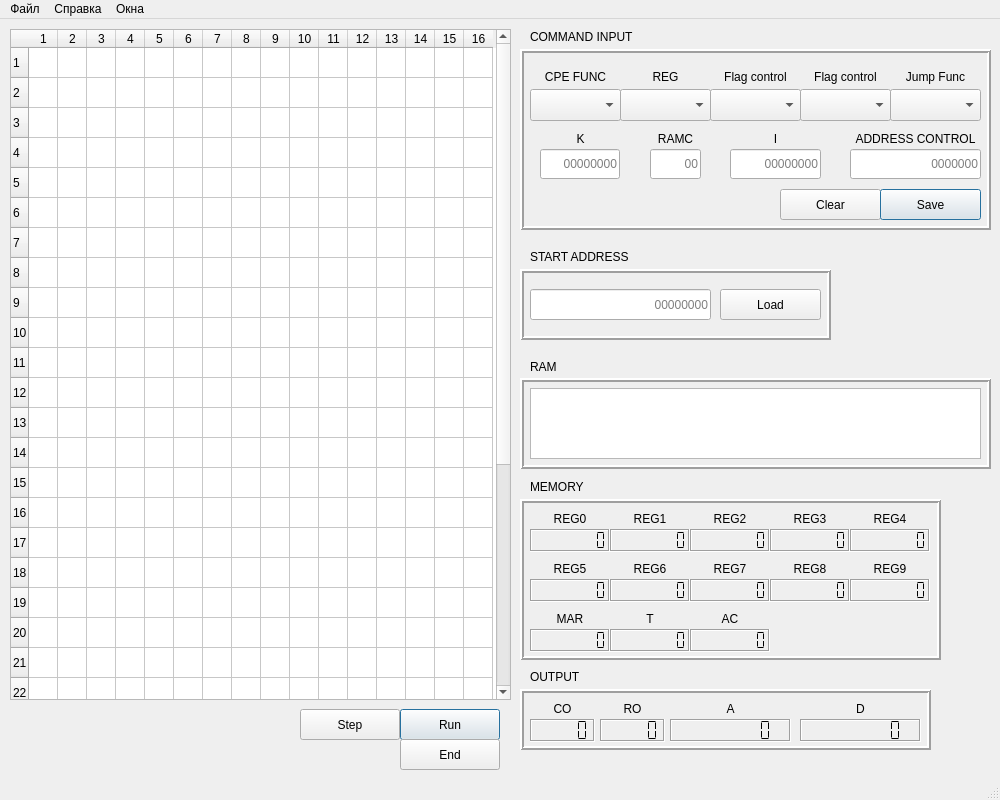
The window that MT589/mainwindow.ui (devborz/mt589-simulator) describes before a commit, drawn with Qt 5.
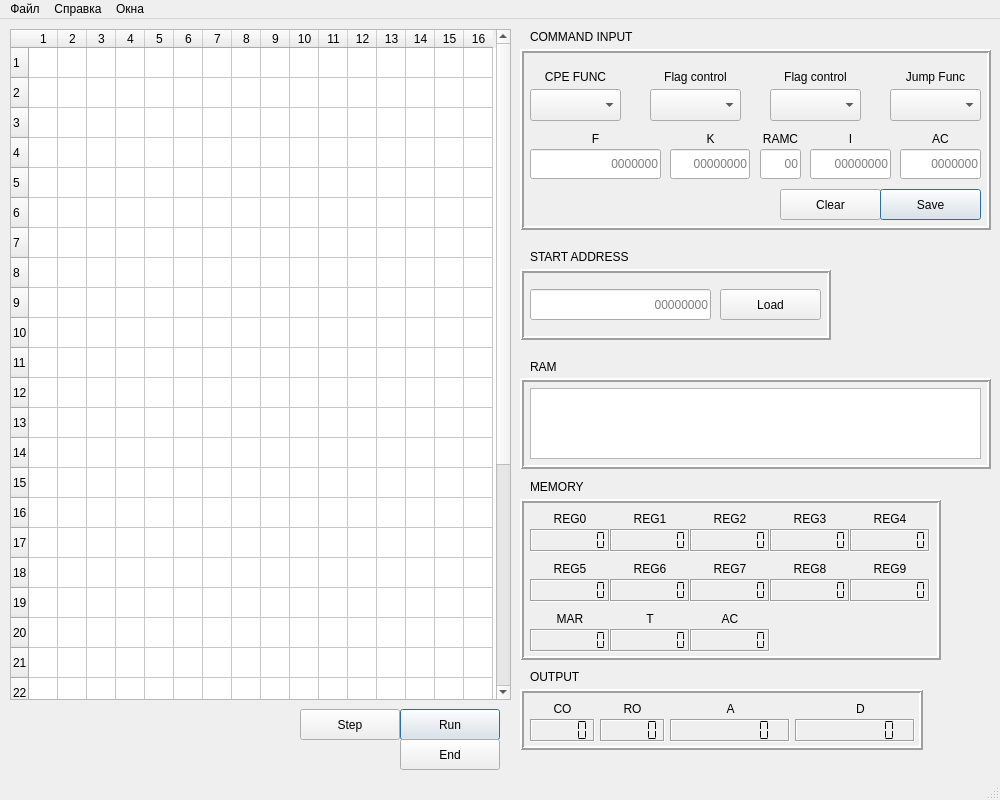
The same window after the commit.

Diff of the .ui file:
```diff
--- a/MT589/mainwindow.ui
+++ b/MT589/mainwindow.ui
@@ -812,7 +812,7 @@
      <rect>
       <x>520</x>
       <y>670</y>
-      <width>411</width>
+      <width>403</width>
       <height>61</height>
      </rect>
     </property>
@@ -907,9 +907,9 @@
     <widget class="QLCDNumber" name="Dlcd">
      <property name="geometry">
       <rect>
-       <x>280</x>
+       <x>275</x>
        <y>30</y>
-       <width>121</width>
+       <width>120</width>
        <height>23</height>
       </rect>
      </property>
@@ -959,7 +959,7 @@
       <rect>
        <x>150</x>
        <y>30</y>
-       <width>121</width>
+       <width>120</width>
        <height>23</height>
       </rect>
      </property>
@@ -1126,14 +1126,14 @@
     <widget class="QLabel" name="label_32">
      <property name="geometry">
       <rect>
-       <x>330</x>
+       <x>380</x>
        <y>80</y>
-       <width>131</width>
+       <width>81</width>
        <height>20</height>
       </rect>
      </property>
      <property name="text">
-      <string>ADDRESS СONTROL</string>
+      <string>AC</string>
      </property>
      <property name="alignment">
       <set>Qt::AlignCenter</set>
@@ -1158,9 +1158,9 @@
     <widget class="QLineEdit" name="commandAddressEdit">
      <property name="geometry">
       <rect>
-       <x>330</x>
+       <x>380</x>
        <y>100</y>
-       <width>131</width>
+       <width>81</width>
        <height>30</height>
       </rect>
      </property>
@@ -1177,7 +1177,7 @@
     <widget class="QLabel" name="label_11">
      <property name="geometry">
       <rect>
-       <x>280</x>
+       <x>250</x>
        <y>20</y>
        <width>91</width>
        <height>16</height>
@@ -1215,32 +1215,6 @@
       <bool>false</bool>
      </property>
     </widget>
-    <widget class="QLabel" name="label_31">
-     <property name="geometry">
-      <rect>
-       <x>100</x>
-       <y>20</y>
-       <width>91</width>
-       <height>16</height>
-      </rect>
-     </property>
-     <property name="text">
-      <string>REG</string>
-     </property>
-     <property name="alignment">
-      <set>Qt::AlignCenter</set>
-     </property>
-    </widget>
-    <widget class="QComboBox" name="boxREG">
-     <property name="geometry">
-      <rect>
-       <x>100</x>
-       <y>40</y>
-       <width>91</width>
-       <height>32</height>
-      </rect>
-     </property>
-    </widget>
     <widget class="QComboBox" name="boxJUMP">
      <property name="geometry">
       <rect>
@@ -1254,7 +1228,7 @@
     <widget class="QLabel" name="label_3">
      <property name="geometry">
       <rect>
-       <x>20</x>
+       <x>150</x>
        <y>80</y>
        <width>81</width>
        <height>20</height>
@@ -1270,9 +1244,9 @@
     <widget class="QLineEdit" name="ramcLineEdit">
      <property name="geometry">
       <rect>
-       <x>130</x>
+       <x>240</x>
        <y>100</y>
-       <width>51</width>
+       <width>41</width>
        <height>30</height>
       </rect>
      </property>
@@ -1292,7 +1266,7 @@
     <widget class="QComboBox" name="boxFC2">
      <property name="geometry">
       <rect>
-       <x>280</x>
+       <x>250</x>
        <y>40</y>
        <width>91</width>
        <height>32</height>
@@ -1302,7 +1276,7 @@
     <widget class="QLineEdit" name="kLineEdit">
      <property name="geometry">
       <rect>
-       <x>20</x>
+       <x>150</x>
        <y>100</y>
        <width>80</width>
        <height>30</height>
@@ -1337,7 +1311,7 @@
     <widget class="QLabel" name="label_10">
      <property name="geometry">
       <rect>
-       <x>190</x>
+       <x>130</x>
        <y>20</y>
        <width>91</width>
        <height>16</height>
@@ -1369,9 +1343,9 @@
     <widget class="QLabel" name="label_5">
      <property name="geometry">
       <rect>
-       <x>130</x>
+       <x>240</x>
        <y>80</y>
-       <width>51</width>
+       <width>41</width>
        <height>20</height>
       </rect>
      </property>
@@ -1385,7 +1359,7 @@
     <widget class="QComboBox" name="boxFC1">
      <property name="geometry">
       <rect>
-       <x>190</x>
+       <x>130</x>
        <y>40</y>
        <width>91</width>
        <height>32</height>
@@ -1414,9 +1388,9 @@
     <widget class="QLineEdit" name="iLineEdit">
      <property name="geometry">
       <rect>
-       <x>210</x>
+       <x>290</x>
        <y>100</y>
-       <width>91</width>
+       <width>81</width>
        <height>30</height>
       </rect>
      </property>
@@ -1433,9 +1407,9 @@
     <widget class="QLabel" name="label_6">
      <property name="geometry">
       <rect>
-       <x>210</x>
+       <x>290</x>
        <y>80</y>
-       <width>91</width>
+       <width>81</width>
        <height>20</height>
       </rect>
      </property>
@@ -1446,6 +1420,41 @@
       <set>Qt::AlignCenter</set>
      </property>
     </widget>
+    <widget class="QLineEdit" name="fLineEdit">
+     <property name="geometry">
+      <rect>
+       <x>10</x>
+       <y>100</y>
+       <width>131</width>
+       <height>30</height>
+      </rect>
+     </property>
+     <property name="maxLength">
+      <number>7</number>
+     </property>
+     <property name="alignment">
+      <set>Qt::AlignRight|Qt::AlignTrailing|Qt::AlignVCenter</set>
+     </property>
+     <property name="placeholderText">
+      <string>0000000</string>
+     </property>
+    </widget>
+    <widget class="QLabel" name="label_2">
+     <property name="geometry">
+      <rect>
+       <x>10</x>
+       <y>80</y>
+       <width>131</width>
+       <height>20</height>
+      </rect>
+     </property>
+     <property name="text">
+      <string>F</string>
+     </property>
+     <property name="alignment">
+      <set>Qt::AlignCenter</set>
+     </property>
+    </widget>
    </widget>
    <widget class="QLabel" name="label_46">
     <property name="geometry">
```
